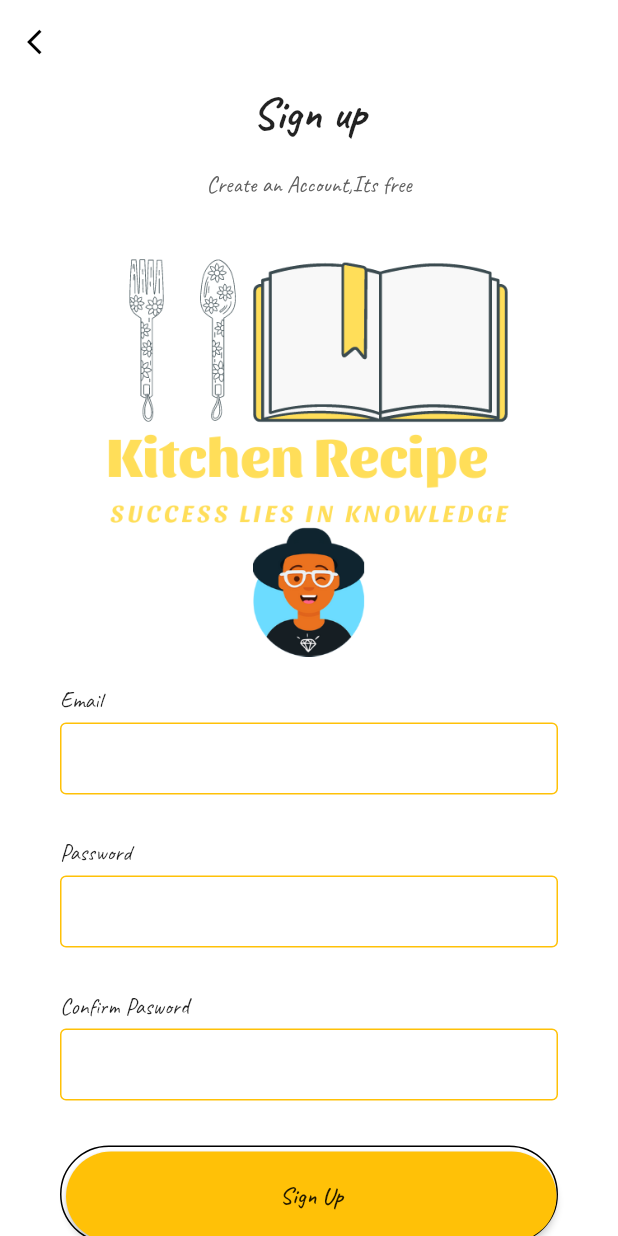
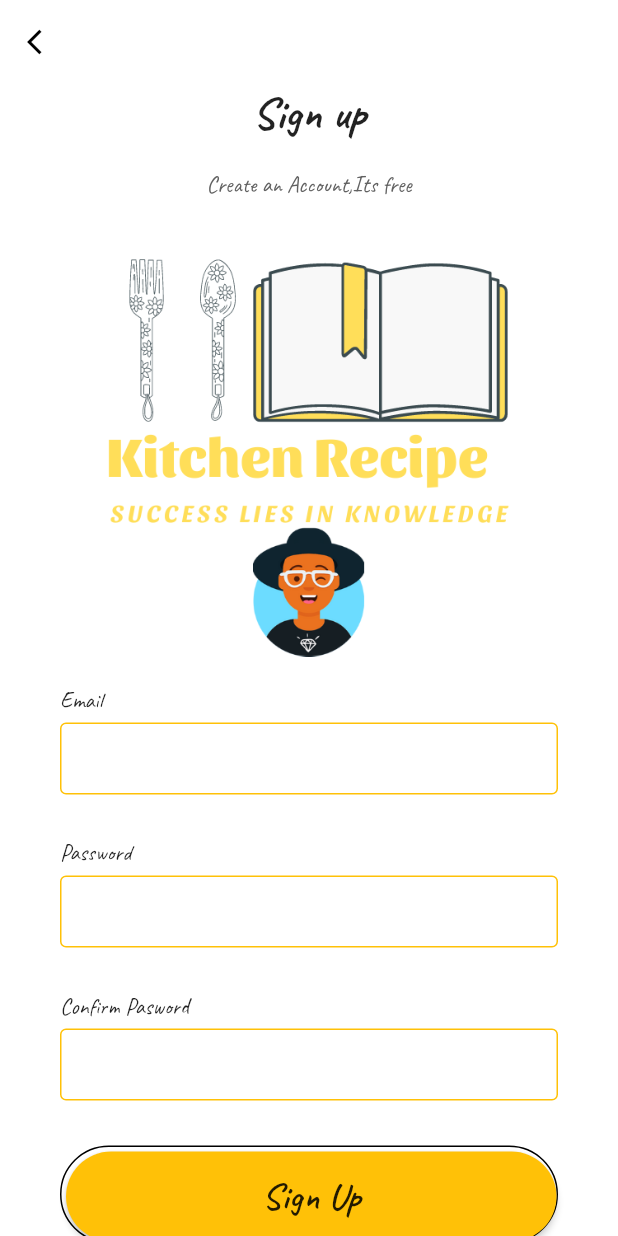
Before and after one commit to bidou10/recipe_kitchen_app, a Flutter app: the SignUpPage screen opened directly, on a phone screen of 412 x 824 dp. Run offline on Flutter 3.47's test engine with Material 2 defaults, Android fonts, the light colour scheme and no system bars; our stand-ins replace font_awesome_flutter, google_fonts; project files that could hold a hidden picture were left out.

Commit message:
update fonts

```diff
--- a/lib/sign_up_page.dart
+++ b/lib/sign_up_page.dart
@@ -105,7 +105,7 @@ class SignUpPage extends StatelessWidget {
                             "Sign Up",
                             style: TextStyle(
                               fontWeight: FontWeight.w600,
-                              fontSize: 16,
+                              fontSize: 25,
                             ),
                           ),
                         ),
--- a/lib/user_experience.dart
+++ b/lib/user_experience.dart
@@ -1,5 +1,4 @@
 import 'package:flutter/material.dart';
-import 'package:font_awesome_flutter/font_awesome_flutter.dart';
 import 'package:recipe_kitchen_app/login_page.dart';
 import 'package:recipe_kitchen_app/sign_up_page.dart';
 
```
